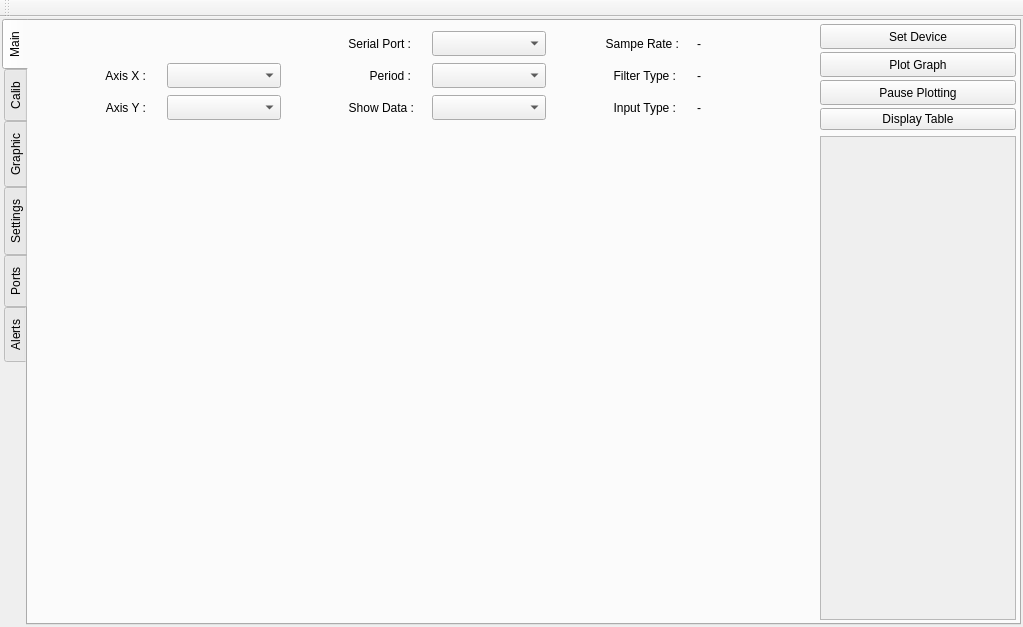
This is dlcalmenu.ui in silozd/Data_Logger as Qt 5 draws it before an edit. The edited form follows.
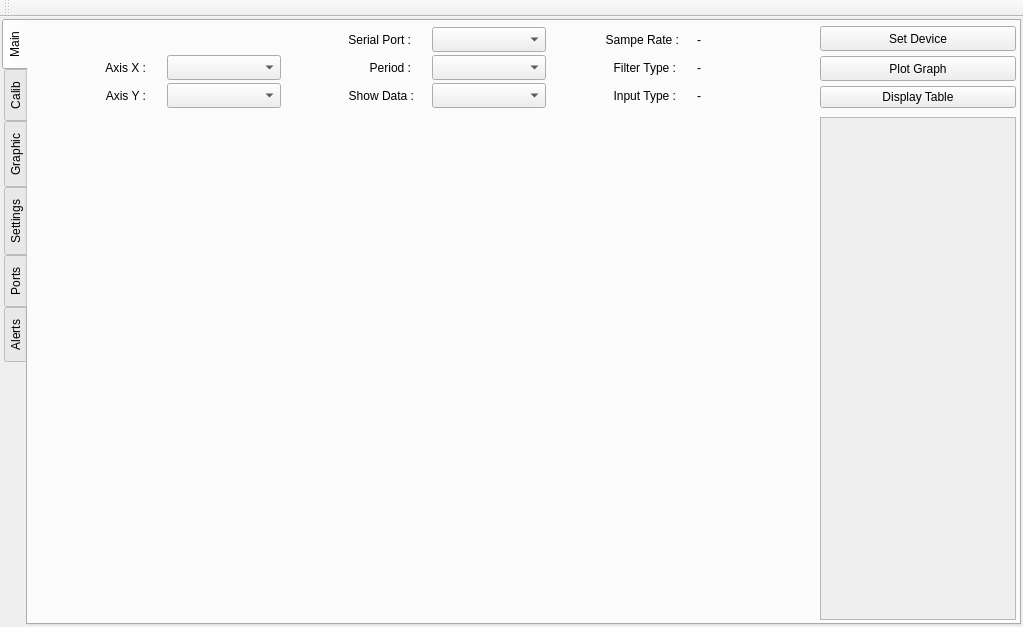
This is the edited form. The open tabs and pages were chosen to show the change.

Commit message: plotting slots added

The edit to the form file:
```diff
--- a/dlcalmenu.ui
+++ b/dlcalmenu.ui
@@ -63,7 +63,7 @@
              <x>0</x>
              <y>0</y>
              <width>193</width>
-             <height>474</height>
+             <height>490</height>
             </rect>
            </property>
           </widget>
@@ -296,19 +296,6 @@
             </property>
            </widget>
           </item>
-          <item>
-           <widget class="QPushButton" name="btn_stopGraph">
-            <property name="minimumSize">
-             <size>
-              <width>0</width>
-              <height>25</height>
-             </size>
-            </property>
-            <property name="text">
-             <string>Pause Plotting</string>
-            </property>
-           </widget>
-          </item>
           <item>
            <widget class="QPushButton" name="btn_dispList">
             <property name="text">
```
Left out of the diff: 6 changed lines with no effect on the pictures. The commit also changes 5 other files.
